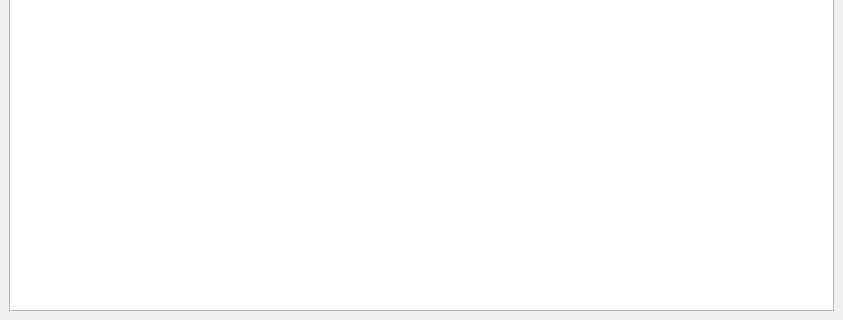
Above: mainwindow.ui from Amorter/AliTran before the change; both pictures show x 0 to 843 and y 213 to 533 of the 843 by 533 pixel window. Below: the same form after it.
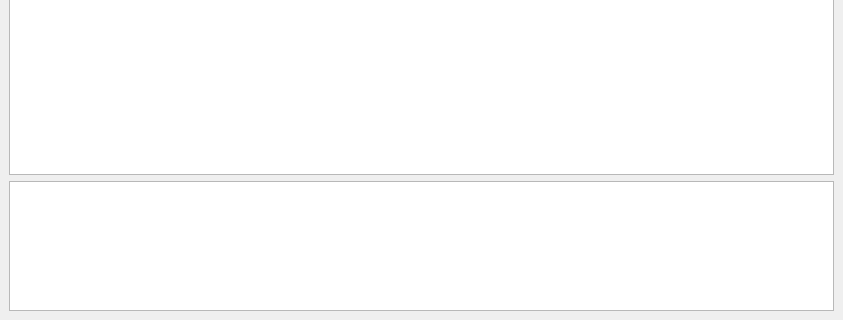
That is the form after the change.

What changed in the file:
```diff
--- a/mainwindow.ui
+++ b/mainwindow.ui
@@ -37,7 +37,24 @@
        </widget>
       </item>
       <item>
-       <widget class="QTextEdit" name="inputEdit"/>
+       <widget class="QTextEdit" name="inputEdit">
+        <property name="minimumSize">
+         <size>
+          <width>0</width>
+          <height>300</height>
+         </size>
+        </property>
+       </widget>
+      </item>
+      <item>
+       <widget class="QTextEdit" name="outinfo">
+        <property name="minimumSize">
+         <size>
+          <width>0</width>
+          <height>0</height>
+         </size>
+        </property>
+       </widget>
       </item>
      </layout>
     </item>
```
